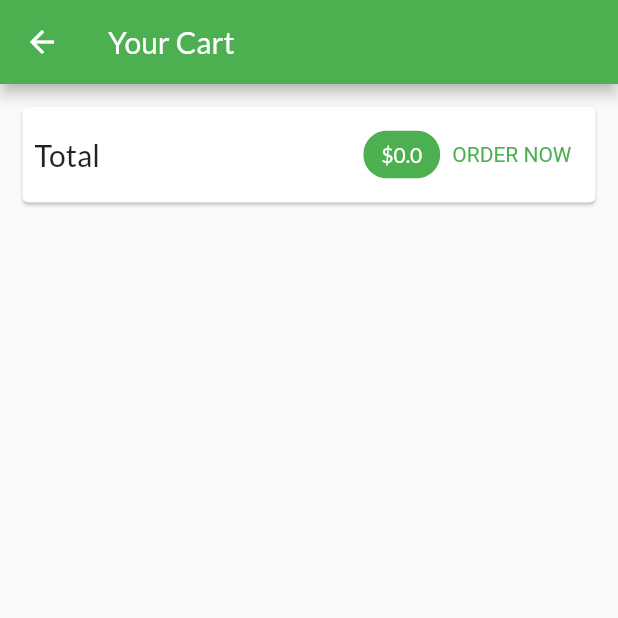
After one commit to samridhav14/ApniDukaan, a Flutter app: the CartScreen screen opened by its route, on a phone screen of 412 x 824 dp, the top half of it. The commit adds this screen. Run offline on Flutter 3.47's test engine with Material 2 defaults, Android fonts, the phone set to English and light mode, and no system bars; network calls fail.

Commit message:
product detail and cart completed

```diff
--- a/lib/main.dart
+++ b/lib/main.dart
@@ -1,5 +1,6 @@
 import 'package:flutter/material.dart';
 import 'package:shopapp/providers/cart.dart';
+import 'package:shopapp/screens/cart_screen.dart';
 import '../screens/product_view_screen.dart';
 import '../screens/product_detail_screen.dart';
 import './providers/products_provider.dart';
@@ -21,13 +22,16 @@ class MyApp extends StatelessWidget {
      ],
       child: MaterialApp(
         title: 'Flutter Demo',
+
         theme: ThemeData(
         colorScheme:ColorScheme.fromSwatch().copyWith(primary: Colors.green,secondary: Colors.pink),
         fontFamily: 'Lato',
+        textTheme: TextTheme(titleLarge: TextStyle(color:Colors.white)),
         ),
         home: ProductOverviewScreen(),
         routes: {
            ProductDetailScreen.routeName:(context) => ProductDetailScreen(),
+           CartScreen.routeName:(context) =>CartScreen(),
         },
       ),
     );
--- a/lib/providers/cart.dart
+++ b/lib/providers/cart.dart
@@ -14,15 +14,25 @@ class CartItem {
 }
 
 class Cart with ChangeNotifier {
-  late Map<String, CartItem> _items={};
+   Map<String, CartItem> _items={};
   Map<String, CartItem> get items {
-    return {...items};
+    return {..._items};
   }
 int get itemCount{
    return _items.length;
 }
-
-
+double get totalAmount{
+  var total=0.0;
+  // summing total
+  _items.forEach((key, cartItem) {
+      total+=(cartItem.price*cartItem.quantity);
+   });
+  return total;
+}
+void removeItem(String productId){
+   _items.remove(productId);
+   notifyListeners();
+}
 
 // to add a new ietem in cart
   void addItem(String productId, double price, String title) {
--- /dev/null
+++ b/lib/screens/cart_screen.dart
@@ -0,0 +1,84 @@
+import 'package:flutter/material.dart';
+import 'package:provider/provider.dart';
+// we can also use as here
+import '../providers/cart.dart' show Cart;
+import '../widgets/cart_item.dart';
+
+class CartScreen extends StatelessWidget {
+  // to go to cart screen we use routename
+  static const routeName = '/cart';
+
+  @override
+  Widget build(BuildContext context) {
+    final cart = Provider.of<Cart>(context);
+    return Scaffold(
+      appBar: AppBar(
+        title: Text('Your Cart'),
+      ),
+      body: Column(
+        children: <Widget>[
+          Card(
+            margin: EdgeInsets.all(15),
+            child: Padding(
+              padding: EdgeInsets.all(8),
+              child: Row(
+                mainAxisAlignment: MainAxisAlignment.spaceBetween,
+                children: <Widget>[
+                  Text(
+                    'Total',
+                    style: TextStyle(fontSize: 20),
+                  ),
+                  Spacer(),// it take all the spaceit can take
+                  // similar to badge element with rounded corner
+                  Chip(
+                    label: Text(
+                      '\$${cart.totalAmount}',
+                      style: TextStyle(
+                        color: Theme.of(context).textTheme.titleLarge?.color,
+                      ),
+                    ),
+                    backgroundColor: Theme.of(context).colorScheme.primary,
+                  ),
+                  // FlatButton(
+                  //   child: Text('ORDER NOW'),
+                  //   onPressed: () {},
+                  //   textColor: Theme.of(context).primaryColor,
+                  // )
+                  // use text button because flat button is depriciated
+                  TextButton(
+                    onPressed: () {},
+                   child: Text('ORDER NOW'),
+                   style: TextButton.styleFrom(
+                    textStyle: TextStyle(
+                      color: Theme.of(context).colorScheme.primary,
+                    )
+                   ),
+                   )
+                ],
+              ),
+            ),
+          ),
+          SizedBox(height: 10),
+          Expanded(
+            child: ListView.builder(
+
+              itemCount: cart.items.length,
+              itemBuilder: (ctx, i){
+                  final key=cart.items.keys.elementAt(i);
+                return CartItem(
+
+                // we have extacted value otherwise null error will be there
+                cart.items[key]!.id,
+                key,
+                cart.items[key]!.price,
+                cart.items[key]!.quantity,
+                cart.items[key]!.title,
+              );
+              }
+            ),
+          )
+        ],
+      ),
+    );
+  }
+}
--- a/lib/screens/product_view_screen.dart
+++ b/lib/screens/product_view_screen.dart
@@ -1,4 +1,5 @@
 import 'package:flutter/material.dart';
+import '../screens/cart_screen.dart';
 import '../widgets/product_grid.dart';
 import '../providers/products_provider.dart';
 import '../providers/cart.dart';
@@ -53,7 +54,9 @@ class _ProductOverviewScreenState extends State<ProductOverviewScreen> {
                   value: cart.itemCount.toString(),
                   ),
             child: IconButton(
-                onPressed: () {},
+                onPressed: () {
+                  Navigator.of(context).pushNamed(CartScreen.routeName);
+                },
                 icon: Icon(Icons.shopping_cart)
                     ),
           ),
```
Also changed, not shown: lib/screens/product_detail_screen.dart (+36 -0 lines), lib/widgets/cart_item.dart (added, +78 -0 lines).
